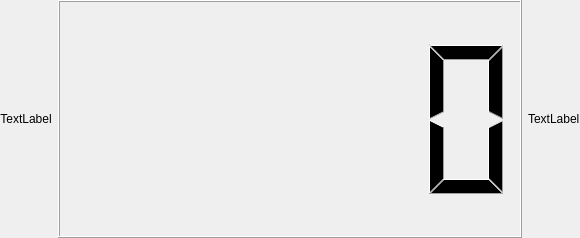
epcpower/st, file epyq/widgets/lcd.ui: the form before one commit.
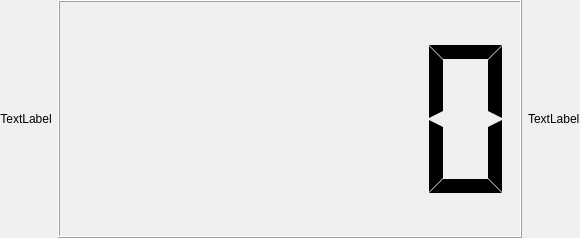
The form after the commit.

Commit message: Force flat style for LCD widget

The edit to the form file:
```diff
--- a/epyq/widgets/lcd.ui
+++ b/epyq/widgets/lcd.ui
@@ -52,6 +52,9 @@
          <verstretch>0</verstretch>
         </sizepolicy>
        </property>
+       <property name="segmentStyle">
+        <enum>QLCDNumber::Flat</enum>
+       </property>
       </widget>
      </item>
      <item>
```
